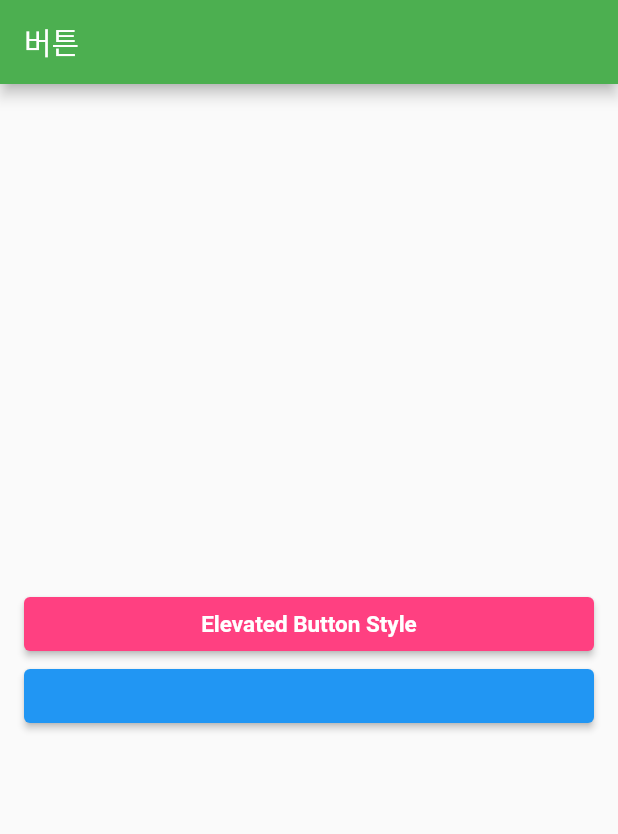
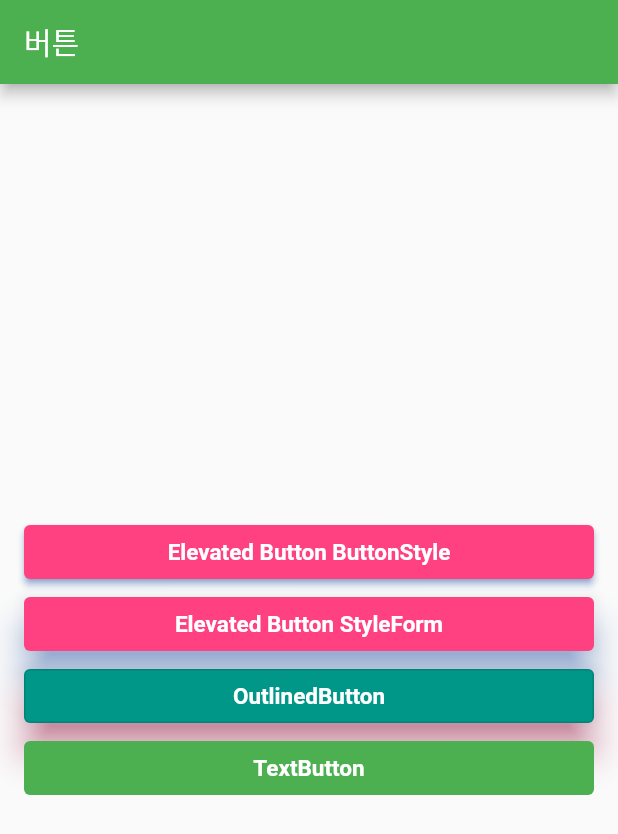
Before and after one commit to tjdans345/meteor_flutter_training, a Flutter app: the screen it shows after launch, on a phone screen of 412 x 824 dp. Shown: the top 834 px of the screen. Run offline on Flutter 3.47's test engine with Material 2 defaults, Android fonts, the phone set to English and light mode, and no system bars.

Commit message:
button test 완료 / 페이지 라우팅 세팅 시작

```diff
--- a/lib/component/text_component.dart
+++ b/lib/component/text_component.dart
@@ -1,10 +1,26 @@
 import 'package:flutter/cupertino.dart';
+import 'package:flutter/material.dart';
 
 class TextComponent extends StatelessWidget {
-  const TextComponent({Key? key}) : super(key: key);
+  final String textContent;
+  final double textFontSize;
+  final Color textColor;
+  final FontWeight textFontWeight;
+
+  const TextComponent(
+      {required this.textContent,
+      required this.textFontSize,
+      required this.textColor,
+      required this.textFontWeight,
+      Key? key})
+      : super(key: key);
 
   @override
   Widget build(BuildContext context) {
-    return Container();
+    return Text(
+      textContent,
+      style: TextStyle(
+          fontSize: textFontSize, color: textColor, fontWeight: textFontWeight),
+    );
   }
 }
--- a/lib/screen/button_tr/button_screen.dart
+++ b/lib/screen/button_tr/button_screen.dart
@@ -1,4 +1,5 @@
 import 'package:flutter/material.dart';
+import 'package:meteor_flutter_training/component/text_component.dart';
 
 class ButtonScreen extends StatelessWidget {
   const ButtonScreen({Key? key}) : super(key: key);
@@ -21,7 +22,9 @@ class ButtonScreen extends StatelessWidget {
                 onPressed: () {
                   print("Elevated Button Style");
                 },
+                // ButtonStyle 은 상태에 따라서 제어하는 용도인가 보군 MaterialStateProperty 필수인듯
                 style: ButtonStyle(
+                    shadowColor: MaterialStateProperty.all(Colors.blueAccent),
                     // Material State
                     // hovered - 호버링 상태 ( 마우스 커서를 올려놓은 상태 )
                     // focused - 포커스 되었을 때 상태 (ex: 텍스트 핋드)
@@ -39,22 +42,63 @@ class ButtonScreen extends StatelessWidget {
                       }
                       ;
                       return Colors.pinkAccent;
-                }), foregroundColor:
+                    }),
+                    foregroundColor:
                         MaterialStateProperty.resolveWith((states) {
                       if (states.contains(MaterialState.pressed)) {
                         return Colors.green;
                       }
                       return Colors.blueAccent;
                     })),
-                child: const Text(
-                  "Elevated Button Style",
-                  style: TextStyle(
-                      fontSize: 15.0,
-                      color: Colors.white,
-                      fontWeight: FontWeight.w700),
+                child: const TextComponent(
+                    textContent: "Elevated Button ButtonStyle",
+                    textFontSize: 15.0,
+                    textColor: Colors.white,
+                    textFontWeight: FontWeight.w700),
               ),
+              ElevatedButton(
+                  onPressed: () {
+                    print("Elevated Button StyleForm");
+                  },
+                  style: ElevatedButton.styleFrom(
+                      shadowColor: Colors.blueAccent,
+                      elevation: 10,
+                      foregroundColor: Colors.blueAccent,
+                      backgroundColor: Colors.pinkAccent),
+                  child: const TextComponent(
+                    textContent: "Elevated Button StyleForm",
+                    textFontSize: 15.0,
+                    textColor: Colors.white,
+                    textFontWeight: FontWeight.w700,
+                  )),
+              OutlinedButton(
+                  onPressed: () {
+                    print("OutlinedButton");
+                  },
+                  style: ButtonStyle(
+                      backgroundColor: MaterialStateProperty.all(Colors.teal),
+                      shadowColor: MaterialStateProperty.all(Colors.pink),
+                      elevation: MaterialStateProperty.all(10.0)),
+                  child: const TextComponent(
+                    textContent: "OutlinedButton",
+                    textColor: Colors.white,
+                    textFontSize: 15.0,
+                    textFontWeight: FontWeight.w700,
+                  )),
+              TextButton(
+                  onPressed: () {
+                    print("TextButton");
+                  },
+                  style: TextButton.styleFrom(
+                    backgroundColor: Colors.green,
+                    foregroundColor: Colors.greenAccent,
                   ),
-              ElevatedButton(onPressed: () {}, child: Text(""))
+                  child: TextComponent(
+                    textContent: "TextButton",
+                    textColor: Colors.white,
+                    textFontSize: 15.0,
+                    textFontWeight: FontWeight.w700,
+                  ))
             ],
           ),
         ),
```
Lines whose indentation alone changed are shown as unchanged.
